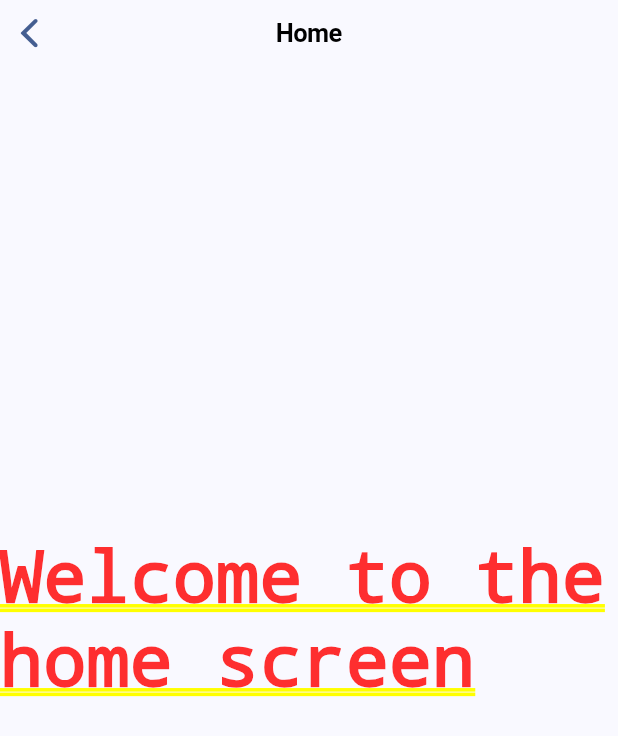
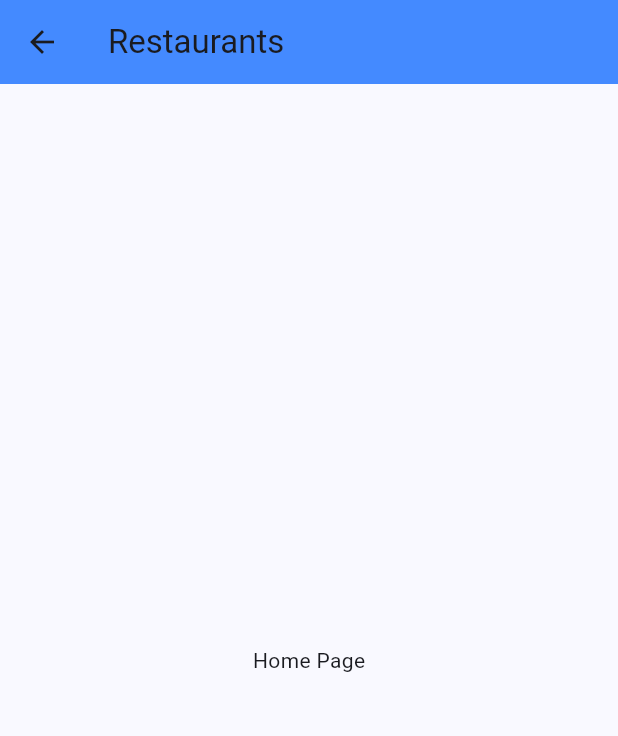
Before and after one commit to abhiroop43/flutter_restaurants_mobile_ui, a Flutter app: the HomeScreen screen opened directly, on a phone screen of 412 x 824 dp. Shown: the top 736 px of the screen. Run offline on Flutter 3.47's test engine with Material 3 defaults, Android fonts, the phone set to English and light mode, and no system bars; our stand-ins replace flutter_secure_storage; accounts and stored records are empty.

Commit message:
feat: add authentication provider, update main app structure

```diff
--- /dev/null
+++ b/devtools_options.yaml
@@ -0,0 +1,3 @@
+description: This file stores settings for Dart & Flutter DevTools.
+documentation: https://docs.flutter.dev/tools/devtools/extensions#configure-extension-enablement-states
+extensions:
--- a/lib/home_screen.dart
+++ b/lib/home_screen.dart
@@ -1,4 +1,6 @@
 import 'package:flutter/cupertino.dart';
+import 'package:flutter/material.dart';
+import 'package:restaurants_mobile_ui/main.dart';
 
 class HomeScreen extends StatefulWidget {
   const HomeScreen({super.key});
@@ -10,13 +12,13 @@ class HomeScreen extends StatefulWidget {
 class _HomeScreenState extends State<HomeScreen> {
   @override
   Widget build(BuildContext context) {
-    return CupertinoPageScaffold(
-      navigationBar: CupertinoNavigationBar(
-        middle: Text('Home'),
-      ),
-      child: Center(
-        child: Text('Welcome to the home screen'),
-      ),
-    );
+    return Scaffold(
+        appBar: AppBar(
+          title: Text('Restaurants'),
+          backgroundColor: primaryColor,
+        ),
+        body: Center(
+          child: Text('Home Page'),
+        ));
   }
 }
--- a/lib/main_screen.dart
+++ b/lib/main_screen.dart
@@ -1,8 +1,11 @@
 import 'package:flutter/material.dart';
+import 'package:restaurants_mobile_ui/home_screen.dart';
 import 'package:restaurants_mobile_ui/login_screen.dart';
 import 'package:restaurants_mobile_ui/main.dart';
 import 'package:restaurants_mobile_ui/nav_bar.dart';
 import 'package:restaurants_mobile_ui/nav_model.dart';
+import 'package:restaurants_mobile_ui/profile_screen.dart';
+import 'package:restaurants_mobile_ui/shared/auth/auth_provider.dart';
 import 'package:restaurants_mobile_ui/utils.dart';
 
 enum Tabs { none, home, maps, favorites, profile }
@@ -27,12 +30,17 @@ class _MainScreenState extends State<MainScreen> {
   @override
   void initState() {
     super.initState();
+    bool isLoggedIn = AuthProvider().isAuthorized;
+    debugPrint('Is logged in: $isLoggedIn');
+
     items = [
-      NavModel(page: TabPage(tab: Tabs.home.index), navKey: homeNavKey),
+      NavModel(page: HomeScreen(), navKey: homeNavKey),
       NavModel(page: TabPage(tab: Tabs.maps.index), navKey: mapNavKey),
       NavModel(
           page: TabPage(tab: Tabs.favorites.index), navKey: favoritesNavKey),
-      NavModel(page: LoginScreen(), navKey: profileNavKey)
+      NavModel(
+          page: isLoggedIn ? ProfileScreen() : LoginScreen(),
+          navKey: profileNavKey)
     ];
   }
 
--- a/lib/register_screen.dart
+++ b/lib/register_screen.dart
@@ -49,9 +49,6 @@ class _RegisterScreenState extends State<RegisterScreen> {
               child: SizedBox(
                   width: 200,
                   height: 150,
-                  /*decoration: BoxDecoration(
-                        color: Colors.red,
-                        borderRadius: BorderRadius.circular(50.0)),*/
                   child: Image(image: AssetImage('assets/images/rms.png'))),
             ),
           ),
--- a/pubspec.yaml
+++ b/pubspec.yaml
@@ -35,6 +35,11 @@ dependencies:
   # Use with the CupertinoIcons class for iOS style icons.
   cupertino_icons: ^1.0.8
   http: ^1.2.2
+  json_serializable: ^6.9.2
+  json_annotation: ^4.9.0
+  flutter_secure_storage: ^9.2.2
+  async: ^2.11.0
+  provider: ^6.1.2
 
 dev_dependencies:
   flutter_test:
```
Also changed, not shown: lib/login_screen.dart (+3 -37 lines), lib/main.dart (+8 -2 lines), lib/shared/auth/auth_provider.dart (added, +61 -0 lines), lib/shared/auth/model.dart (added, +9 -0 lines), pubspec.lock, 6 other files.
